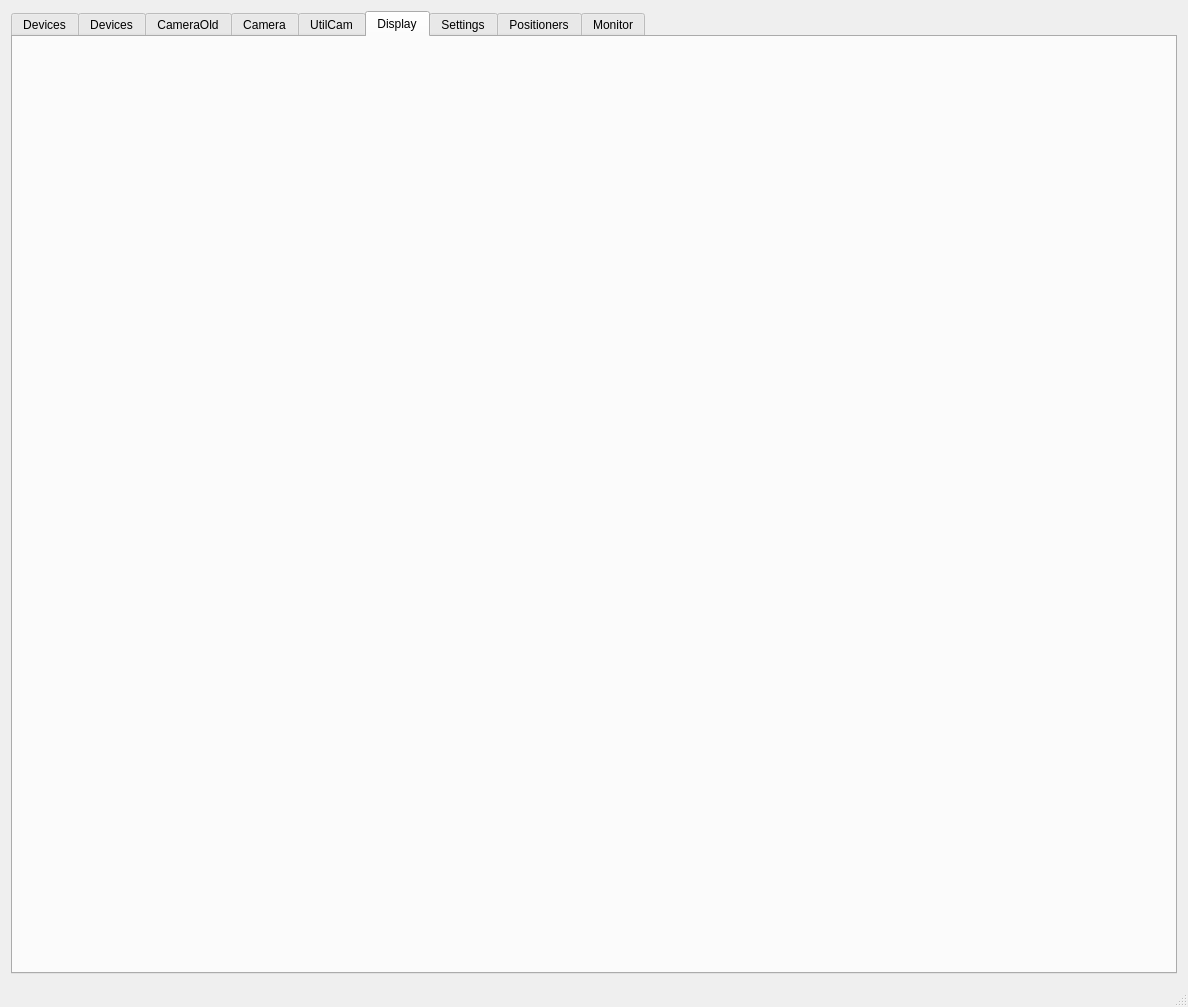
Old version of the form GUI/mainwindow.ui in the repository mvxe/MLA-CS.
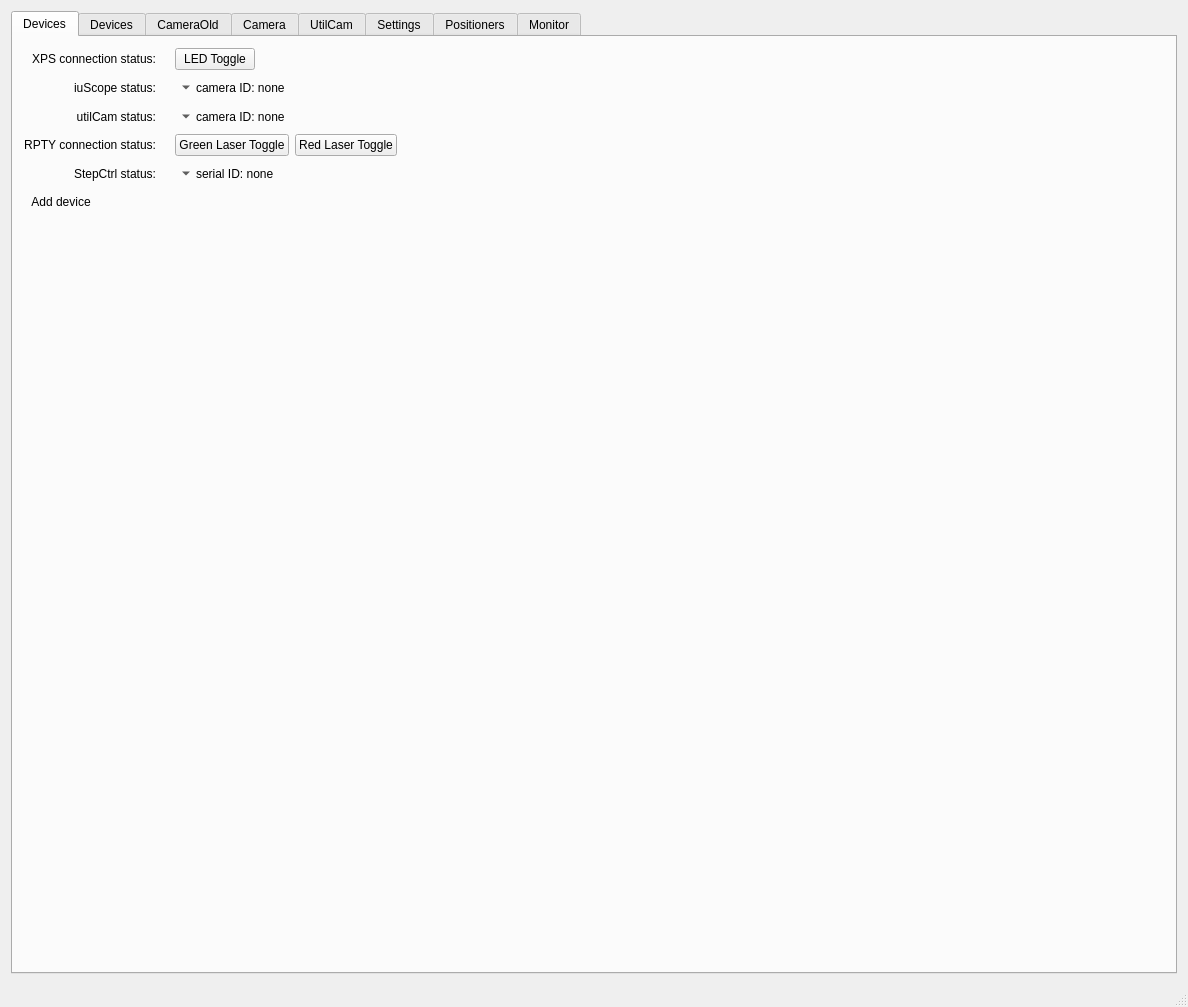
New version of the form. The open tabs and pages were chosen to show the change. Icons and pictures are not drawn. Custom widgets are drawn as their Qt base class.

The edit to the form file:
```diff
--- a/GUI/mainwindow.ui
+++ b/GUI/mainwindow.ui
@@ -1767,14 +1767,6 @@
         </item>
        </layout>
       </widget>
-      <widget class="QWidget" name="tab_dis">
-       <property name="enabled">
-        <bool>true</bool>
-       </property>
-       <attribute name="title">
-        <string>Display</string>
-       </attribute>
-      </widget>
       <widget class="QWidget" name="tab_settings">
        <attribute name="title">
         <string>Settings</string>
```
